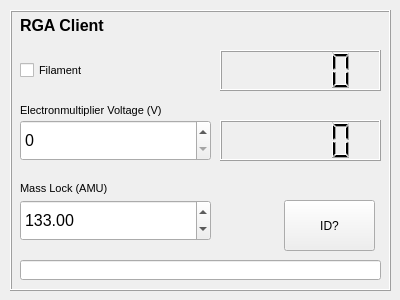
Qt form lib/clients/gui/RGA_gui.ui (barium-project/barium) before a commit.
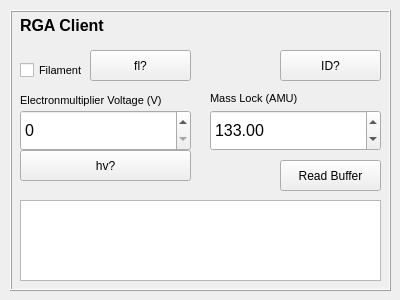
The same form after that commit.

```diff
--- a/lib/clients/gui/RGA_gui.ui
+++ b/lib/clients/gui/RGA_gui.ui
@@ -53,8 +53,8 @@
     <property name="geometry">
      <rect>
       <x>10</x>
-      <y>90</y>
-      <width>221</width>
+      <y>80</y>
+      <width>171</width>
       <height>21</height>
      </rect>
     </property>
@@ -67,22 +67,12 @@
      <string>Electronmultiplier Voltage (V)</string>
     </property>
    </widget>
-   <widget class="QLCDNumber" name="rga_filament_lcd">
-    <property name="geometry">
-     <rect>
-      <x>210</x>
-      <y>40</y>
-      <width>161</width>
-      <height>41</height>
-     </rect>
-    </property>
-   </widget>
    <widget class="QLabel" name="label_3">
     <property name="geometry">
      <rect>
-      <x>10</x>
-      <y>170</y>
-      <width>131</width>
+      <x>200</x>
+      <y>80</y>
+      <width>171</width>
       <height>16</height>
      </rect>
     </property>
@@ -99,8 +89,8 @@
     <property name="geometry">
      <rect>
       <x>10</x>
-      <y>110</y>
-      <width>191</width>
+      <y>100</y>
+      <width>171</width>
       <height>41</height>
      </rect>
     </property>
@@ -136,36 +126,13 @@
      <string>RGA Client</string>
     </property>
    </widget>
-   <widget class="QLCDNumber" name="rga_voltage_lcd">
-    <property name="geometry">
-     <rect>
-      <x>210</x>
-      <y>110</y>
-      <width>161</width>
-      <height>41</height>
-     </rect>
-    </property>
-   </widget>
-   <widget class="QLineEdit" name="rga_id_text">
-    <property name="geometry">
-     <rect>
-      <x>10</x>
-      <y>250</y>
-      <width>361</width>
-      <height>20</height>
-     </rect>
-    </property>
-    <property name="readOnly">
-     <bool>true</bool>
-    </property>
-   </widget>
    <widget class="QPushButton" name="rga_id_button">
     <property name="geometry">
      <rect>
-      <x>274</x>
-      <y>190</y>
-      <width>91</width>
-      <height>51</height>
+      <x>270</x>
+      <y>40</y>
+      <width>101</width>
+      <height>31</height>
      </rect>
     </property>
     <property name="text">
@@ -175,9 +142,9 @@
    <widget class="QDoubleSpinBox" name="rga_mass_lock_spinbox">
     <property name="geometry">
      <rect>
-      <x>10</x>
-      <y>190</y>
-      <width>191</width>
+      <x>200</x>
+      <y>100</y>
+      <width>171</width>
       <height>41</height>
      </rect>
     </property>
@@ -196,6 +163,55 @@
      <double>133.000000000000000</double>
     </property>
    </widget>
+   <widget class="QPushButton" name="rga_hv_button">
+    <property name="geometry">
+     <rect>
+      <x>10</x>
+      <y>140</y>
+      <width>171</width>
+      <height>31</height>
+     </rect>
+    </property>
+    <property name="text">
+     <string>hv?</string>
+    </property>
+   </widget>
+   <widget class="QPushButton" name="rga_fl_button">
+    <property name="geometry">
+     <rect>
+      <x>80</x>
+      <y>40</y>
+      <width>101</width>
+      <height>31</height>
+     </rect>
+    </property>
+    <property name="text">
+     <string>fl?</string>
+    </property>
+   </widget>
+   <widget class="QPushButton" name="rga_read_buffer_button">
+    <property name="geometry">
+     <rect>
+      <x>270</x>
+      <y>150</y>
+      <width>101</width>
+      <height>31</height>
+     </rect>
+    </property>
+    <property name="text">
+     <string>Read Buffer</string>
+    </property>
+   </widget>
+   <widget class="QTextBrowser" name="rga_buffer_text">
+    <property name="geometry">
+     <rect>
+      <x>10</x>
+      <y>190</y>
+      <width>361</width>
+      <height>81</height>
+     </rect>
+    </property>
+   </widget>
   </widget>
  </widget>
  <resources/>
```
